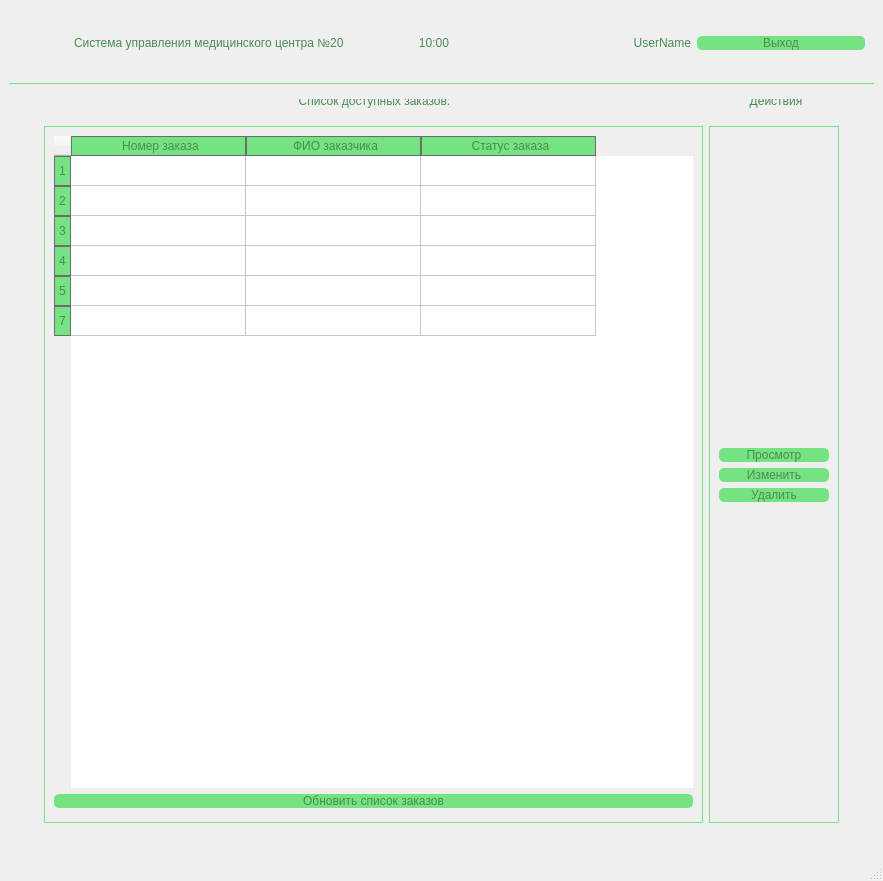
AlexeyAleksandrov/CovidCenterDesktop, file mainwindow.ui: the form before one commit.
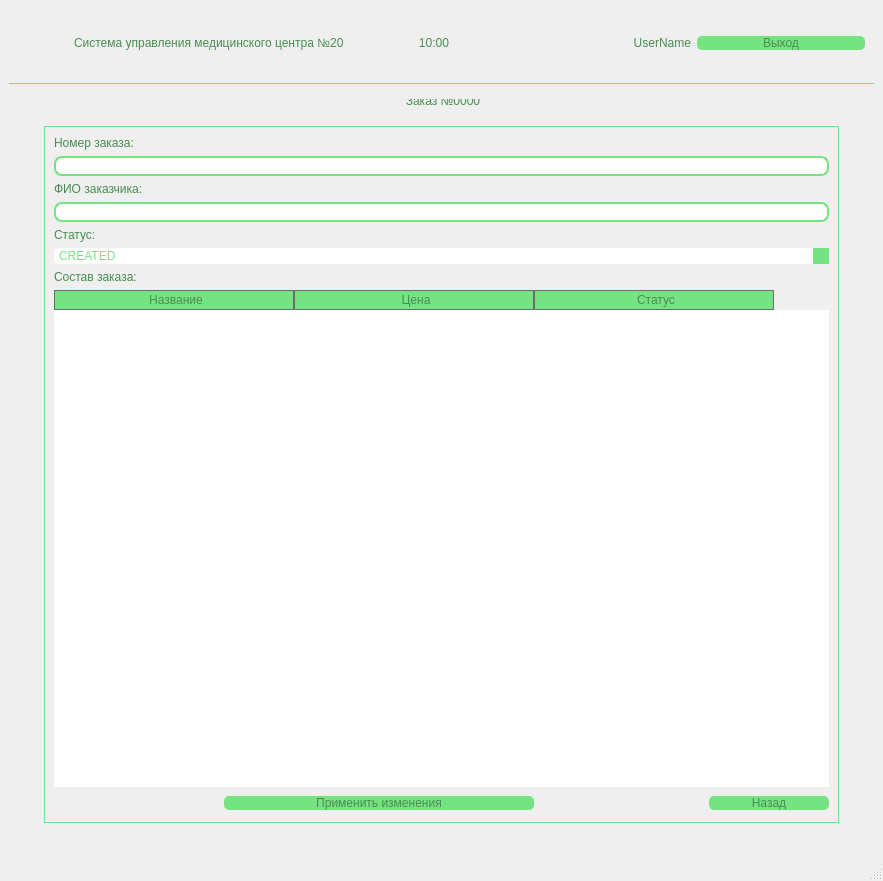
The form after the commit. The open tabs and pages were chosen to show the change. Icons and pictures are not drawn.

Commit message: Сделано редактирование заказа

Patch:
```diff
--- a/mainwindow.ui
+++ b/mainwindow.ui
@@ -370,7 +370,7 @@
     <item row="2" column="1">
      <widget class="QStackedWidget" name="stackedWidget_main">
       <property name="currentIndex">
-       <number>1</number>
+       <number>3</number>
       </property>
       <widget class="QWidget" name="page_auth">
        <layout class="QGridLayout" name="gridLayout_11">
@@ -1639,6 +1639,166 @@
         </item>
        </layout>
       </widget>
+      <widget class="QWidget" name="page_2">
+       <layout class="QGridLayout" name="gridLayout_18">
+        <item row="0" column="0">
+         <widget class="QGroupBox" name="groupBox_member_editOrder">
+          <property name="title">
+           <string>Заказ №0000</string>
+          </property>
+          <layout class="QGridLayout" name="gridLayout_17">
+           <item row="6" column="0" colspan="4">
+            <widget class="QComboBox" name="comboBox_member_editOrder_status">
+             <item>
+              <property name="text">
+               <string>CREATED</string>
+              </property>
+             </item>
+             <item>
+              <property name="text">
+               <string>IN_PROCESS</string>
+              </property>
+             </item>
+             <item>
+              <property name="text">
+               <string>FINISHED</string>
+              </property>
+             </item>
+            </widget>
+           </item>
+           <item row="3" column="0" colspan="4">
+            <widget class="QLabel" name="label_8">
+             <property name="text">
+              <string>ФИО заказчика:</string>
+             </property>
+            </widget>
+           </item>
+           <item row="2" column="0" colspan="4">
+            <widget class="QLineEdit" name="lineEdit_member_editOrder_orderId">
+             <property name="readOnly">
+              <bool>true</bool>
+             </property>
+            </widget>
+           </item>
+           <item row="9" column="1">
+            <widget class="QPushButton" name="pushButton_member_editOrder_applyChanges">
+             <property name="minimumSize">
+              <size>
+               <width>310</width>
+               <height>0</height>
+              </size>
+             </property>
+             <property name="text">
+              <string>Применить изменения</string>
+             </property>
+            </widget>
+           </item>
+           <item row="1" column="0">
+            <widget class="QLabel" name="label_5">
+             <property name="text">
+              <string>Номер заказа:</string>
+             </property>
+            </widget>
+           </item>
+           <item row="4" column="0" colspan="4">
+            <widget class="QLineEdit" name="lineEdit_member_editOrder_fio">
+             <property name="readOnly">
+              <bool>true</bool>
+             </property>
+            </widget>
+           </item>
+           <item row="8" column="0" colspan="4">
+            <widget class="QTableWidget" name="tableWidget_member_editOrder_services">
+             <property name="verticalScrollBarPolicy">
+              <enum>Qt::ScrollBarAlwaysOff</enum>
+             </property>
+             <property name="horizontalScrollBarPolicy">
+              <enum>Qt::ScrollBarAlwaysOff</enum>
+             </property>
+             <property name="sizeAdjustPolicy">
+              <enum>QAbstractScrollArea::AdjustToContents</enum>
+             </property>
+             <property name="wordWrap">
+              <bool>true</bool>
+             </property>
+             <attribute name="horizontalHeaderDefaultSectionSize">
+              <number>240</number>
+             </attribute>
+             <column>
+              <property name="text">
+               <string>Название</string>
+              </property>
+             </column>
+             <column>
+              <property name="text">
+               <string>Цена</string>
+              </property>
+             </column>
+             <column>
+              <property name="text">
+               <string>Статус</string>
+              </property>
+             </column>
+            </widget>
+           </item>
+           <item row="9" column="0">
+            <spacer name="horizontalSpacer_19">
+             <property name="orientation">
+              <enum>Qt::Horizontal</enum>
+             </property>
+             <property name="sizeHint" stdset="0">
+              <size>
+               <width>40</width>
+               <height>20</height>
+              </size>
+             </property>
+            </spacer>
+           </item>
+           <item row="5" column="0" colspan="4">
+            <widget class="QLabel" name="label_6">
+             <property name="text">
+              <string>Статус:</string>
+             </property>
+            </widget>
+           </item>
+           <item row="9" column="3">
+            <widget class="QPushButton" name="pushButton_member_editOrder_return">
+             <property name="minimumSize">
+              <size>
+               <width>120</width>
+               <height>0</height>
+              </size>
+             </property>
+             <property name="text">
+              <string>Назад</string>
+             </property>
+            </widget>
+           </item>
+           <item row="7" column="0" colspan="4">
+            <widget class="QLabel" name="label_7">
+             <property name="text">
+              <string>Состав заказа:</string>
+             </property>
+            </widget>
+           </item>
+           <item row="9" column="2">
+            <spacer name="horizontalSpacer_20">
+             <property name="orientation">
+              <enum>Qt::Horizontal</enum>
+             </property>
+             <property name="sizeHint" stdset="0">
+              <size>
+               <width>40</width>
+               <height>20</height>
+              </size>
+             </property>
+            </spacer>
+           </item>
+          </layout>
+         </widget>
+        </item>
+       </layout>
+      </widget>
      </widget>
     </item>
     <item row="2" column="2" rowspan="2">
```
Left out of the diff: 4 changed lines with no effect on the pictures. The commit also changes 4 other files.
